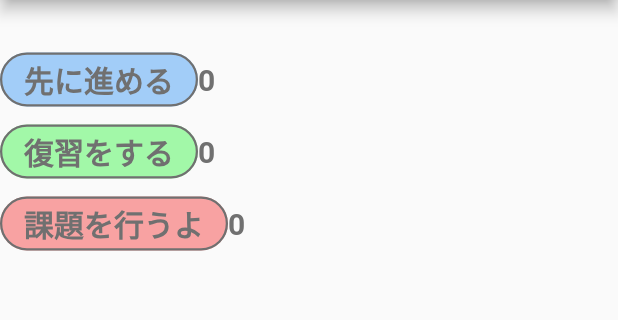
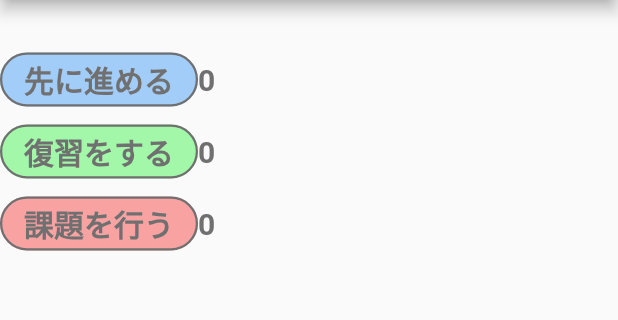
Before and after one commit to kyohei-fujishiro/mitekara, a Flutter app: the CourseSelectPage screen opened directly with empty values, on a phone screen of 412 x 824 dp, the part 84-404 px from its top. Run offline on Flutter 3.47's test engine with Material 2 defaults, Android fonts, the phone set to English and light mode, and no system bars; our stand-ins replace charts_flutter, cloud_firestore, firebase_auth, firebase_core, firebase_storage, image_picker; accounts and stored records are empty; Roboto replaces fonts that are missing (Material).

Commit message:
20221020

```diff
--- a/lib/learn/course_select_page.dart
+++ b/lib/learn/course_select_page.dart
@@ -153,7 +153,7 @@ class CourseSelectPage extends StatelessWidget {
                             children: [
                               FlatButton(
                                 child: Text(
-                                  '課題を行うよ',
+                                  '課題を行う',
                                   style: TextStyle(
                                     fontWeight: FontWeight.bold,
                                     fontSize: 20,
```
